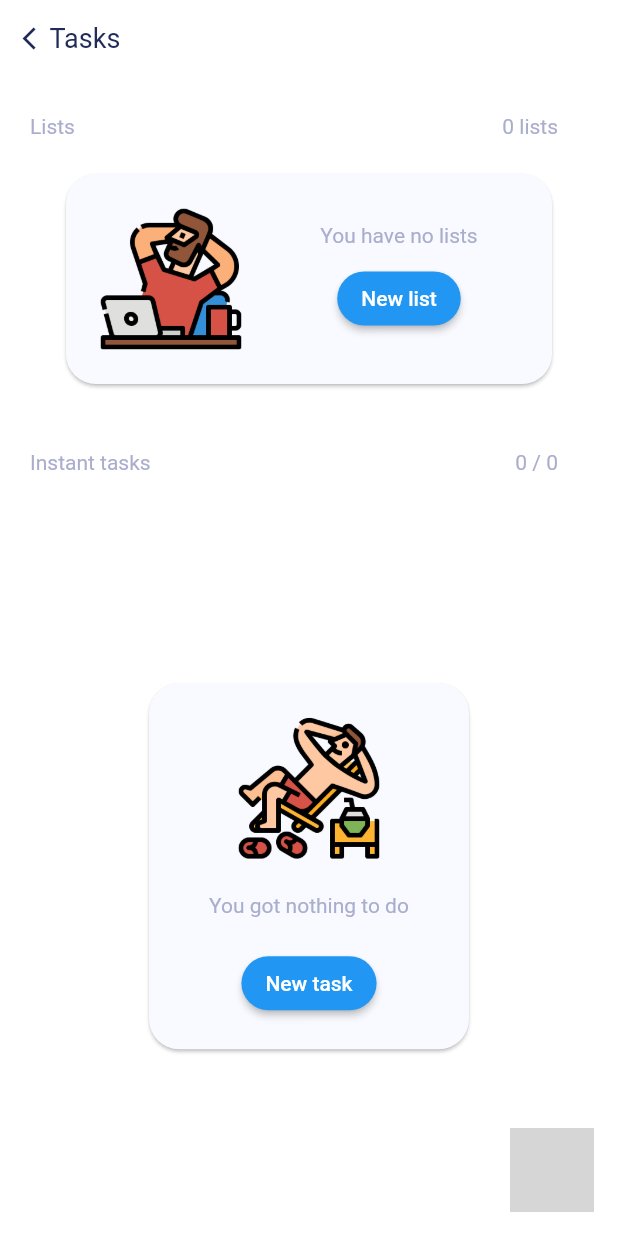
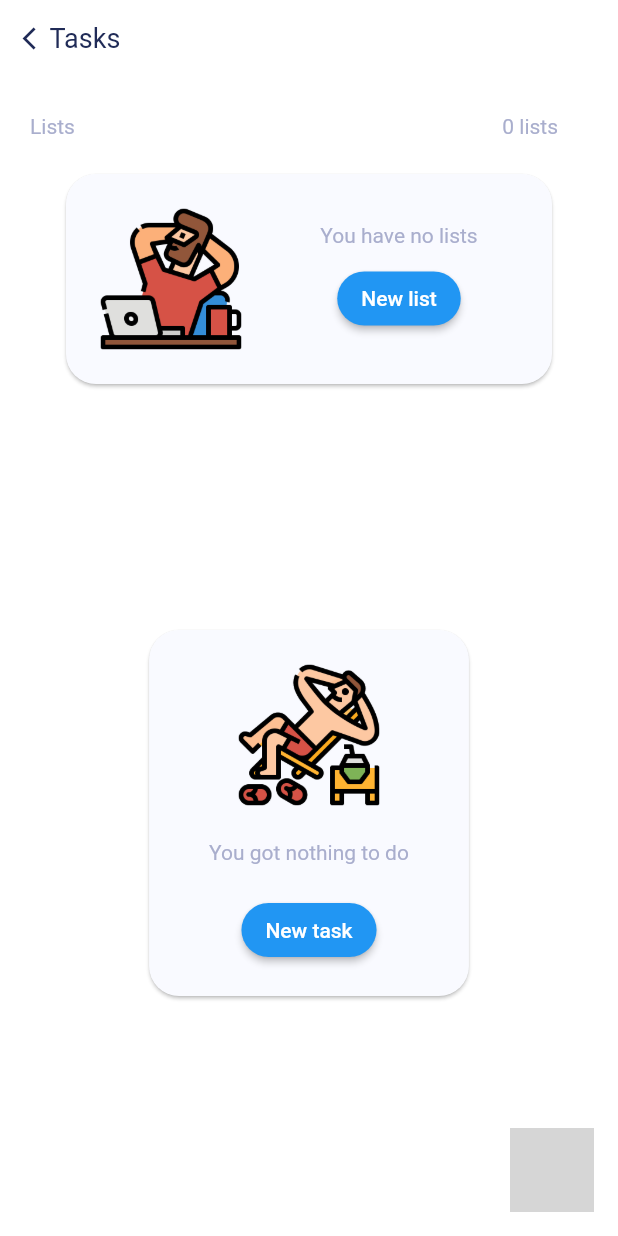
Before and after one commit to josuegerardo96/ToDo, a Flutter app: the screen it shows after launch, on a phone screen of 412 x 824 dp. Run offline on Flutter 3.47's test engine with Material 2 defaults, Android fonts, the light colour scheme and no system bars; our stand-ins replace google_fonts; missing offline and left inert: fab_circular_menu; statements that could not run were skipped; grey boxes are pictures that could not be loaded.

```diff
--- a/lib/Objects/taskList.dart
+++ b/lib/Objects/taskList.dart
@@ -19,6 +19,7 @@ class taskListModel{
   set setNameList(String nameList) => this.nameList = nameList;
 
   get getListOfTasks => this.ListOfTasks;
+  get sizeListOfTasks => this.ListOfTasks.length;
   set setListOfTasks( ListOfTasks) => this.ListOfTasks = ListOfTasks;
 
 
--- a/lib/helpers/route_generators.dart
+++ b/lib/helpers/route_generators.dart
@@ -3,6 +3,7 @@ import 'package:my_to_do/Objects/task.dart';
 import 'package:my_to_do/Objects/taskList.dart';
 import 'package:my_to_do/pages/list_Lists.dart';
 import 'package:my_to_do/main.dart';
+import 'package:my_to_do/pages/tasks_in_list.dart';
 import 'package:my_to_do/pages/write_element.dart';
 import 'package:my_to_do/pages/write_list.dart';
 
@@ -35,6 +36,10 @@ class RouteGenerator{
         return MaterialPageRoute(builder: (_) => write_List(listOfTasks: args as taskListModel));
 
 
+      case '/tasks_in_list':
+        return MaterialPageRoute(builder: (_) => tasksInOneList(args as taskListModel));
+
+
 
 
 
--- a/lib/main.dart
+++ b/lib/main.dart
@@ -1,11 +1,13 @@
 // ignore_for_file: camel_case_types, non_constant_identifier_names
 
+import 'dart:async';
 import 'package:fab_circular_menu/fab_circular_menu.dart';
 import 'package:flutter/material.dart';
 import 'package:flutter/services.dart';
 import 'package:my_to_do/ListStyle/task_list.dart';
 import 'package:my_to_do/DB/db_instant_task.dart';
 import 'package:my_to_do/DB/db_list_tasks.dart';
+import 'package:my_to_do/ListStyle/list_of_lists_main.dart';
 import 'package:my_to_do/Objects/task.dart';
 import 'package:my_to_do/Objects/taskList.dart';
 import 'package:my_to_do/helpers/my_style.dart';
@@ -20,24 +22,16 @@ void main() {
     initialRoute: '/',
     // In the file "route_generates" are all the routes used in the app
     onGenerateRoute: RouteGenerator.generateRoute,
-
   ));
 }
 
-
-
 // Starts the code for the main screen
 class main_screen extends StatefulWidget {
-
-
-
   @override
   _main_screenState createState() => _main_screenState();
 }
 
 class _main_screenState extends State<main_screen> {
-
-
   List<taskModel> MyinstantTasksList = [];
   List<taskListModel> MytaskListList = [];
 
@@ -47,17 +41,16 @@ class _main_screenState extends State<main_screen> {
     super.initState();
     MyinstantTasksList = startDB();
     MytaskListList = db_list_tasks().start_myListOfTasks();
+
+
+
   }
 
   @override
   Widget build(BuildContext context) {
-
     // Change statusBar color
-    SystemChrome.setSystemUIOverlayStyle(SystemUiOverlayStyle(
-        statusBarColor: my_Colors.main_color
-      )
-    );
-
+    SystemChrome.setSystemUIOverlayStyle(
+        SystemUiOverlayStyle(statusBarColor: my_Colors.main_color));
 
     return Scaffold(
       //start the screen
@@ -75,122 +68,77 @@ class _main_screenState extends State<main_screen> {
               Padding(
                 padding: EdgeInsets.only(top: 20.0, left: 10.0, right: 10.0),
                 child: Row(
-
                   children: <Widget>[
-
                     // When there are lists
-
-                    //MytaskListList.length > 0 ? ListOfListsStyle(MytaskListList) : no_lists(),
-
-                    // When they are NOT lists
-                    no_lists()
-
-
+                    Expanded(
+                        child: MytaskListList.length > 0
+                            ? ListOfListsStyle(MytaskListList)
+                            : no_lists()),
                   ],
                 ),
               ),
 
 
-              line_text("Instant tasks", (
-                MyinstantTasksList.where((e) => e.getState==false).length).toString()+
-                " / "+
-                 MyinstantTasksList.length.toString()),
-
-              SizedBox(height: 15.0),
-
               // INSTANT TASKS
               Expanded(
-                child:
-                  MyinstantTasksList.length > 0 ?
-                        taskListStyle(MyinstantTasksList) : no_instant_tasks()
-              )
-
+                  child: MyinstantTasksList.length > 0
+                      ? taskListStyle(MyinstantTasksList)
+                      : no_instant_tasks())
             ],
           ),
         ),
       ),
 
-
       floatingActionButton: FabCircularMenu(
-
         fabOpenIcon: Icon(Icons.add, color: my_Colors.background_color_white),
-        fabCloseIcon:Icon(Icons.close, color: my_Colors.background_color_white),
+        fabCloseIcon:
+            Icon(Icons.close, color: my_Colors.background_color_white),
         ringColor: Colors.transparent,
         fabMargin: EdgeInsets.all(20.0),
-        ringWidth: MediaQuery. of(context).size.width * 0.9,
+        ringWidth: MediaQuery.of(context).size.width * 0.9,
+        children: <Widget>[
+          IconButton(
+              onPressed: () =>
+                  {_goTo_write_tasks(taskModel(taskTopic: "", state: false))},
+              icon: Icon(
+                Icons.edit,
+                color: my_Colors.text_color_main,
+              )),
 
+          IconButton(
+              onPressed: () {
+                ScaffoldMessenger.of(context).showSnackBar(const SnackBar(
+                  content: Text("All done tasks removed"),
+                  duration: const Duration(seconds: 3),
+                ));
 
-        children: <Widget>[
-
-          IconButton(onPressed: ()=>{_goTo_write_tasks(taskModel(taskTopic: "", state: false))}, icon: Icon(Icons.edit, color: my_Colors.text_color_main,)),
-
-
-          IconButton(onPressed:(){
-
-
-            ScaffoldMessenger.of(context).showSnackBar(
-              const SnackBar(
-                content: Text("All done tasks removed"),
-                duration: const Duration(seconds: 3),
-
-              )
-            );
-
-              setState(() {
-                  MyinstantTasksList.removeWhere((t) => t.getState==false);
+                setState(() {
+                  MyinstantTasksList.removeWhere((t) => t.getState == false);
                 });
               },
-
-
-
-
-              icon: Icon(Icons.delete, color: my_Colors.text_color_main)
-          ),
+              icon: Icon(Icons.delete, color: my_Colors.text_color_main)),
 
           // ToDo Pantalla para crear listas
-          IconButton(onPressed: ()=>{_goTo_list_of_lists(context)}, icon: Icon(Icons.list, color: my_Colors.text_color_main)),
-
+          IconButton(
+              onPressed: () => {_goTo_list_of_lists(context)},
+              icon: Icon(Icons.list, color: my_Colors.text_color_main)),
         ],
       ),
-
-
-
-
-
     );
-
-
-
   }
-
-
 
   // It goes to the list of lists
   void _goTo_list_of_lists(BuildContext context) {
     Navigator.popAndPushNamed(context, "/list_lists");
   }
 
-
   // It goes to write a task in the instant tasks
-  void _goTo_write_tasks(taskModel task){
+  void _goTo_write_tasks(taskModel task) {
     Navigator.of(context).popAndPushNamed('/write_task', arguments: task);
-
   }
 
-
-
-
-
-
-
-  List<taskModel> startDB(){
+  List<taskModel> startDB() {
     db_Instant_Task db = new db_Instant_Task();
     return db.read_MyInstantTasks();
   }
-
-
-
-
-
-
 }
```
Also changed, not shown: lib/pages/list_Lists.dart (+29 -4 lines).
